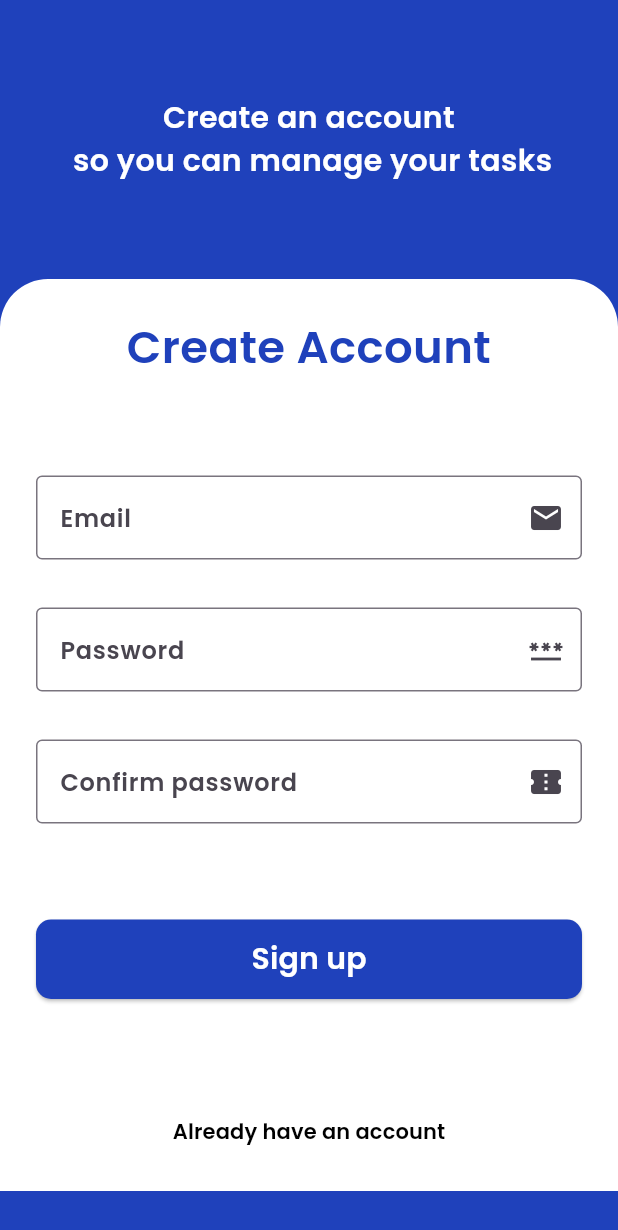
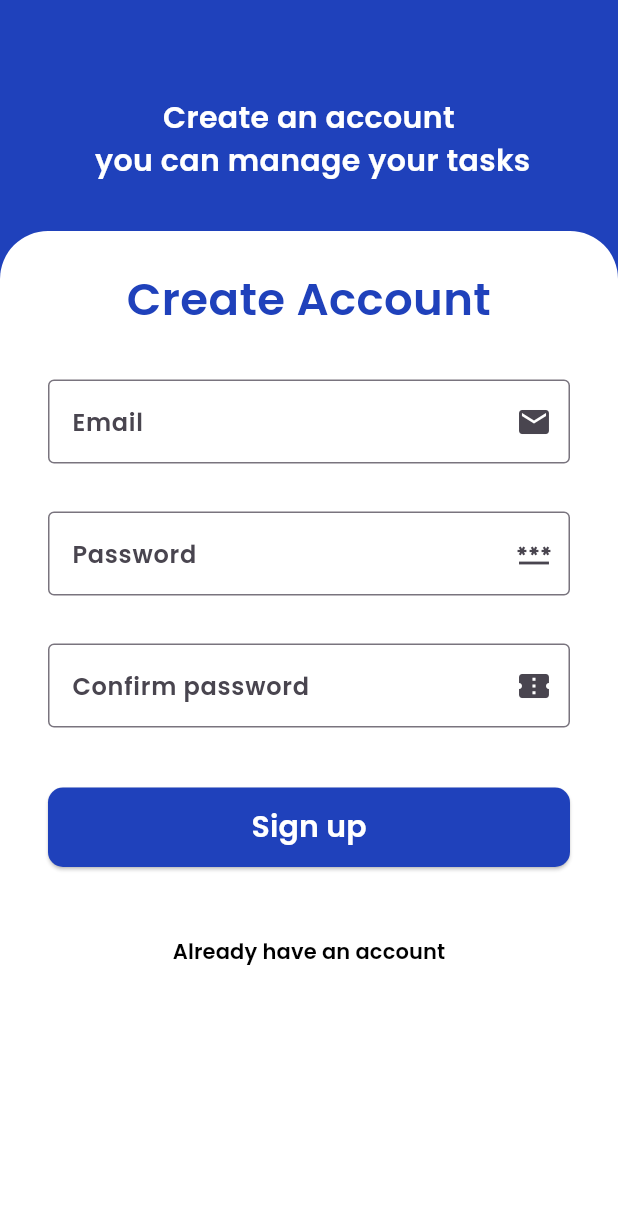
Before and after one commit to ali72-20/task_managment, a Flutter app: the LogInScreen screen opened by its route, after a tap on "Create a new account", on a phone screen of 412 x 824 dp. Shown: the top 1230 px of the screen. Run offline on Flutter 3.47's test engine with Material 3 defaults, Android fonts, the phone set to English and light mode, and no system bars; our stand-ins replace go_router.

Commit message:
fix bugs

```diff
--- a/lib/core/widgets/custom_login_and_register_button.dart
+++ b/lib/core/widgets/custom_login_and_register_button.dart
@@ -13,7 +13,7 @@ class CustomLoginAndRegisterButton extends StatelessWidget {
   Widget build(BuildContext context) {
     return Container(
       width: double.infinity,
-      padding: const EdgeInsets.symmetric(vertical: 64),
+      padding: const EdgeInsets.only(top: 16,bottom: 8),
       child: ElevatedButton(
         onPressed: onPress,
         style: ElevatedButton.styleFrom(
--- a/lib/features/forms/presentation_layer/login_screen.dart
+++ b/lib/features/forms/presentation_layer/login_screen.dart
@@ -7,7 +7,6 @@ class LogInScreen extends StatelessWidget {
   @override
   Widget build(BuildContext context) {
     return const Scaffold(
-        resizeToAvoidBottomInset: false,
         body: LoginBody(),
     );
   }
--- a/lib/features/forms/presentation_layer/widgets/login_body.dart
+++ b/lib/features/forms/presentation_layer/widgets/login_body.dart
@@ -18,8 +18,8 @@ class LoginBody extends StatelessWidget {
           child:  Column(
             children: [
                CustomeText(text: "Welcome back\n you've been missed!"),
-              const SizedBox(height: 64,),
-              LoginForm(),
+              const SizedBox(height: 51,),
+              Expanded(child: LoginForm()),
             ],
           ),
         ),
--- a/lib/features/forms/presentation_layer/widgets/login_form.dart
+++ b/lib/features/forms/presentation_layer/widgets/login_form.dart
@@ -2,7 +2,6 @@ import 'package:flutter/material.dart';
 import 'package:go_router/go_router.dart';
 import 'package:task_managment/core/utilites/app_routes.dart';
 import 'package:task_managment/core/widgets/custom_login_and_register_button.dart';
-
 
 import '../../../../core/utilites/Styles.dart';
 import 'input_feild.dart';
@@ -15,12 +14,10 @@ class LoginForm extends StatelessWidget {
 
   @override
   Widget build(BuildContext context) {
-    return SingleChildScrollView(
-      scrollDirection: Axis.vertical,
-      child: Container(
+    return Container(
       padding: const EdgeInsets.all(24),
       width: double.infinity,
-        height: MediaQuery.of(context).size.height * .7378,
+      height: MediaQuery.of(context).size.height - 217,
       decoration: const BoxDecoration(
         color: Colors.white,
         borderRadius: BorderRadius.only(
@@ -28,6 +25,7 @@ class LoginForm extends StatelessWidget {
           topRight: Radius.circular(32),
         ),
       ),
+      child: SingleChildScrollView(
         child: Column(
           children: [
             const Text(
@@ -51,18 +49,26 @@ class LoginForm extends StatelessWidget {
               controller: passowrdController,
               suffix_icon: Icons.password,
             ),
+            const SizedBox(
+              height: 32,
+            ),
             CustomLoginAndRegisterButton(
               text: 'Sign in',
               onPress: () {
                 GoRouter.of(context).pushReplacement(AppRoutes.kHomePath);
               },
             ),
+            const SizedBox(
+              height: 64,
+            ),
             TextButton(
-              onPressed: (){
+              onPressed: () {
                 GoRouter.of(context).pushReplacement(AppRoutes.kRegisterPath);
-              }
-               ,
-              child:  Text('Create a new account', style: Styles.style14.copyWith(color: Colors.black),),
+              },
+              child: Text(
+                'Create a new account',
+                style: Styles.style14.copyWith(color: Colors.black),
+              ),
             )
           ],
         ),
--- a/lib/features/forms/presentation_layer/widgets/register_body.dart
+++ b/lib/features/forms/presentation_layer/widgets/register_body.dart
@@ -19,9 +19,9 @@ class RegisterBody extends StatelessWidget {
           width: double.infinity,
           child:  Column(
             children: [
-              CustomeText(text: 'Create an account\n so you can manage your tasks'),
-              const SizedBox(height: 64,),
-              RegisterForm(),
+              CustomeText(text: 'Create an account\n you can manage your tasks'),
+              const SizedBox(height: 32,),
+              Expanded(child: RegisterForm()),
             ],
           ),
         ),
--- a/lib/features/forms/presentation_layer/widgets/register_form.dart
+++ b/lib/features/forms/presentation_layer/widgets/register_form.dart
@@ -1,4 +1,3 @@
-import 'package:flutter/cupertino.dart';
 import 'package:flutter/material.dart';
 import 'package:go_router/go_router.dart';
 
@@ -15,12 +14,10 @@ class RegisterForm extends StatelessWidget {
   TextEditingController confirmPasswordController = TextEditingController();
   @override
   Widget build(BuildContext context) {
-    return  SingleChildScrollView(
-      scrollDirection: Axis.vertical,
-      child: Container(
+    return Container(
         padding: const EdgeInsets.all(24),
         width: double.infinity,
-        height: MediaQuery.of(context).size.height * .7378,
+        height: MediaQuery.of(context).size.height - 100,
         decoration: const BoxDecoration(
           color: Colors.white,
           borderRadius: BorderRadius.only(
@@ -28,6 +25,9 @@ class RegisterForm extends StatelessWidget {
             topRight: Radius.circular(32),
           ),
         ),
+        child: SingleChildScrollView(
+          child: Padding(
+            padding: const EdgeInsets.symmetric(horizontal: 8),
             child: Column(
               children: [
                 const Text(
@@ -36,7 +36,7 @@ class RegisterForm extends StatelessWidget {
                   style: Styles.style30,
                 ),
                 const SizedBox(
-              height: 64,
+                  height: 32,
                 ),
                 InputFeilde(
                   hint: 'Email',
@@ -59,12 +59,14 @@ class RegisterForm extends StatelessWidget {
                   controller: confirmPasswordController,
                   suffix_icon: Icons.confirmation_number,
                 ),
+                const SizedBox(height: 24,),
                 CustomLoginAndRegisterButton(
                   text: 'Sign up',
                   onPress: () {
                     GoRouter.of(context).pushReplacement(AppRoutes.kHomePath);
                   },
                 ),
+                const SizedBox(height: 24,),
                 TextButton(
                   onPressed: (){
                     GoRouter.of(context).pushReplacement(AppRoutes.kLoginPath);
@@ -75,6 +77,8 @@ class RegisterForm extends StatelessWidget {
               ],
             ),
           ),
-    );;
+        ),
+
+    );
   }
 }
--- a/lib/features/start_screen/presentation_layer/widgets/start_screen_body.dart
+++ b/lib/features/start_screen/presentation_layer/widgets/start_screen_body.dart
@@ -24,7 +24,7 @@ class StartScreenBody extends StatelessWidget {
               ),
               const SizedBox(height: 16,),
               const Text("Organize your daily tasks" , style: Styles.style14,),
-              const SizedBox(height: 128,),
+              const SizedBox(height: 64,),
               const StartScreenButtons()
             ],
           ),
```
Lines whose indentation alone changed are shown as unchanged.
